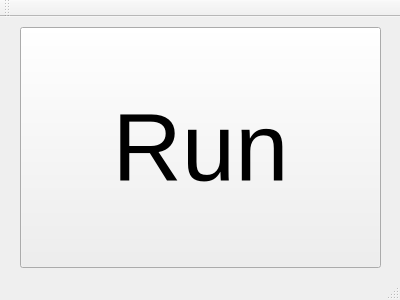
Before: the Qt Designer form Hazama/hazama.ui in tnct-spc/procon2017-comp, drawn with Qt 5.
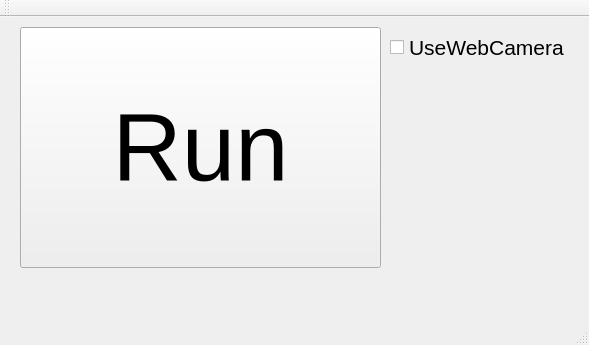
After: the same form once the commit is applied.

Commit message: hazama.cpp line 44-46 Webカメラがない時の処理をかけるようにした Webカメラを使うかどうかはチェックボックス選択できるように

```diff
--- a/Hazama/hazama.ui
+++ b/Hazama/hazama.ui
@@ -6,8 +6,8 @@
    <rect>
     <x>0</x>
     <y>0</y>
-    <width>400</width>
-    <height>300</height>
+    <width>589</width>
+    <height>345</height>
    </rect>
   </property>
   <property name="windowTitle">
@@ -32,6 +32,24 @@
      <string>Run</string>
     </property>
    </widget>
+   <widget class="QCheckBox" name="UseWebCamera">
+    <property name="geometry">
+     <rect>
+      <x>390</x>
+      <y>10</y>
+      <width>181</width>
+      <height>41</height>
+     </rect>
+    </property>
+    <property name="font">
+     <font>
+      <pointsize>16</pointsize>
+     </font>
+    </property>
+    <property name="text">
+     <string>UseWebCamera</string>
+    </property>
+   </widget>
   </widget>
   <widget class="QMenuBar" name="menuBar">
    <property name="geometry">
```
Left out of the diff: 4 changed lines with no effect on the pictures. The commit also changes 6 other files.
